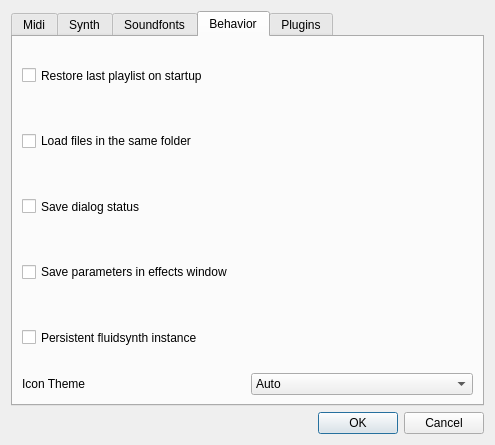
First picture: the form in qmidiplayer-desktop/qmpsettingswindow.ui, repository chirs241097/QMidiPlayer, before the edit.
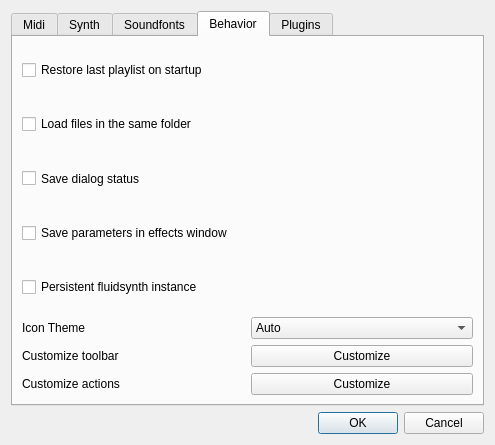
Second picture: the form after the edit. The open tabs and pages were chosen to show the change. Icons and pictures are not drawn.

```diff
--- a/qmidiplayer-desktop/qmpsettingswindow.ui
+++ b/qmidiplayer-desktop/qmpsettingswindow.ui
@@ -638,6 +638,42 @@
          </item>
         </layout>
        </item>
+       <item>
+        <layout class="QHBoxLayout" name="horizontalLayout_3">
+         <item>
+          <widget class="QLabel" name="lbCustomizeTb">
+           <property name="text">
+            <string>Customize toolbar</string>
+           </property>
+          </widget>
+         </item>
+         <item>
+          <widget class="QPushButton" name="pbCustomizeTb">
+           <property name="text">
+            <string>Customize</string>
+           </property>
+          </widget>
+         </item>
+        </layout>
+       </item>
+       <item>
+        <layout class="QHBoxLayout" name="horizontalLayout_4">
+         <item>
+          <widget class="QLabel" name="lbCustomizeAct">
+           <property name="text">
+            <string>Customize actions</string>
+           </property>
+          </widget>
+         </item>
+         <item>
+          <widget class="QPushButton" name="pbCustomizeAct">
+           <property name="text">
+            <string>Customize</string>
+           </property>
+          </widget>
+         </item>
+        </layout>
+       </item>
       </layout>
      </widget>
      <widget class="QWidget" name="tab_5">
```
Left out of the diff: 2 changed lines with no effect on the pictures.
